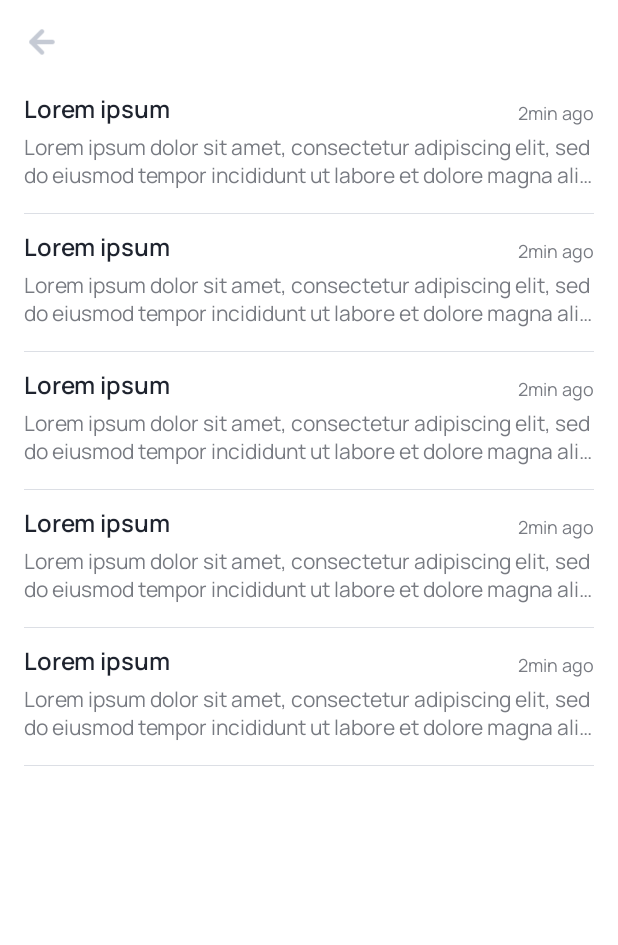
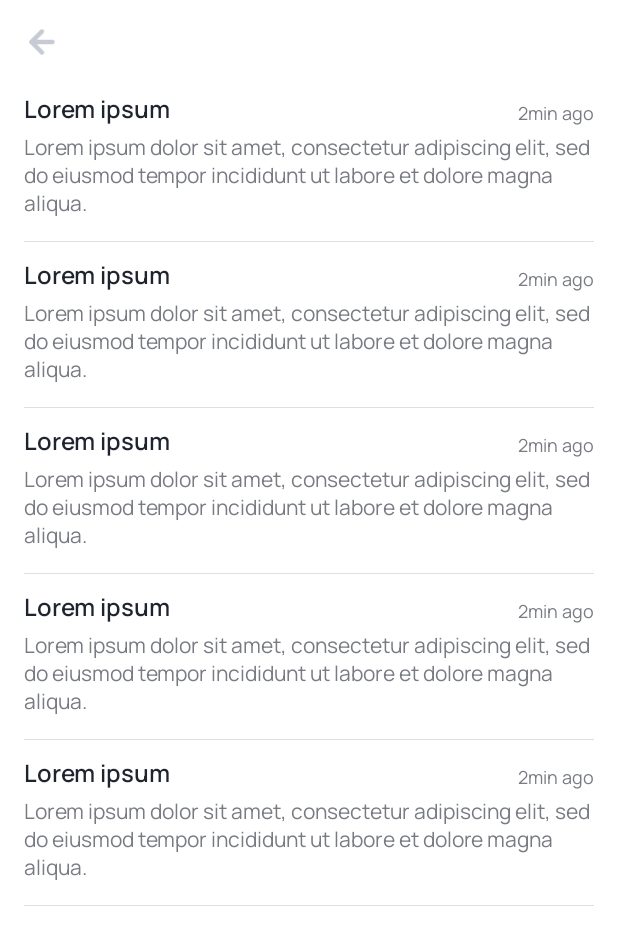
Before and after one commit to ivansaroka/Instalane-Android, an Android app: the layout activity_notification.xml on its own in the app's theme, with its tools: preview values and no code run, on a phone screen of 412 x 824 dp. Shown: the top 945 px of the screen. Run offline under Robolectric (Android 15) with nearby library versions, the phone set to English and light mode, and no system bars.

Commit message:
show notifications

```diff
--- a/app/build.gradle
+++ b/app/build.gradle
@@ -62,8 +62,8 @@ android {
             // DEV
             resValue "string", "app_name", "Instalane"
             //applicationIdSuffix '.dev'
-            //resValue 'string', 'base_url', '"https://instalane.xanthops.com/api/v1/"'
-            resValue 'string', 'base_url', '"https://admin.instalaneusa.com/api/v1/"'
+            resValue 'string', 'base_url', '"https://instalane.xanthops.com/api/v1/"'
+            //resValue 'string', 'base_url', '"https://admin.instalaneusa.com/api/v1/"'
             resValue "string", "app_preference", "INSTALANE_PREFENCES_DEV"
             resValue "string", "facebook_app_id", "420617202795316"
             resValue "string", "fb_login_protocol_scheme", "fb420617202795316"
--- a/app/src/main/AndroidManifest.xml
+++ b/app/src/main/AndroidManifest.xml
@@ -213,10 +213,8 @@
 
         <meta-data
             android:name="com.google.firebase.messaging.default_notification_icon"
-            android:resource="@drawable/ic_app_white" />
-        <meta-data
-            android:name="com.google.firebase.messaging.default_notification_color"
-            android:resource="@color/white" />
+            android:resource="@drawable/ic_stat_name" />
+
         <meta-data
             android:name="com.google.firebase.messaging.default_notification_channel_id"
             android:value="@string/notification_channel_id" />
--- a/app/src/main/java/com/infinix/instalane/data/remote/response/Notification.kt
+++ b/app/src/main/java/com/infinix/instalane/data/remote/response/Notification.kt
@@ -5,7 +5,7 @@ import com.google.gson.annotations.SerializedName
 class Notification {
 
     @SerializedName("id")
-    var id: Int? = null
+    var id: String? = null
 
     @SerializedName("coupon")
     var coupon: Coupon? = null
--- a/app/src/main/java/com/infinix/instalane/service/AppMessagingService.kt
+++ b/app/src/main/java/com/infinix/instalane/service/AppMessagingService.kt
@@ -9,6 +9,7 @@ import androidx.core.app.NotificationManagerCompat
 import com.google.firebase.messaging.FirebaseMessagingService
 import com.google.firebase.messaging.RemoteMessage
 import com.infinix.instalane.R
+import com.infinix.instalane.data.SingletonNotification
 import com.infinix.instalane.ui.start.SplashActivity
 
 class AppMessagingService : FirebaseMessagingService() {
@@ -27,14 +28,15 @@ class AppMessagingService : FirebaseMessagingService() {
             NotificationCompat.Builder(this, getString(R.string.notification_channel_id))
                 .setContentTitle(remoteMessage.notification?.title)
                 .setContentText(remoteMessage.notification?.body)
-                .setSmallIcon(R.drawable.ic_app_white)
+                .setSmallIcon(R.drawable.ic_stat_name)
                 .setContentIntent(contentIntent)
                 .setAutoCancel(true)
                 .build()
 
         NotificationManagerCompat.from(applicationContext).notify(System.currentTimeMillis().toInt(), notification)
+        Log.i("notification", remoteMessage.data.toString())
 
-        Log.i("notification", remoteMessage.data.toString())
+        SingletonNotification.instance.onNotificationReceived?.invoke()
     }
 
     override fun onNewToken(token: String) {
--- a/app/src/main/res/layout/activity_notification.xml
+++ b/app/src/main/res/layout/activity_notification.xml
@@ -1,21 +1,35 @@
 <?xml version="1.0" encoding="utf-8"?>
-<LinearLayout xmlns:android="http://schemas.android.com/apk/res/android"
+<androidx.constraintlayout.widget.ConstraintLayout xmlns:android="http://schemas.android.com/apk/res/android"
     xmlns:app="http://schemas.android.com/apk/res-auto"
     xmlns:tools="http://schemas.android.com/tools"
     android:layout_width="match_parent"
     android:layout_height="match_parent"
     android:orientation="vertical">
 
-    <include android:id="@+id/mToolBar"
-        layout="@layout/toolbar_app"/>
+    <include
+        android:id="@+id/mToolBar"
+        layout="@layout/toolbar_app"
+        app:layout_constraintTop_toTopOf="parent"/>
 
     <androidx.recyclerview.widget.RecyclerView
         android:id="@+id/mList"
         android:layout_width="match_parent"
-        android:layout_height="match_parent"
         android:orientation="vertical"
+        android:layout_height="0dp"
+        app:layout_constraintBottom_toBottomOf="parent"
+        app:layout_constraintTop_toBottomOf="@+id/mToolBar"
         tools:itemCount="5"
         tools:listitem="@layout/item_notification"
         app:layoutManager="androidx.recyclerview.widget.LinearLayoutManager"/>
 
-</LinearLayout>
+    <ProgressBar
+        android:id="@+id/mProgressPage"
+        android:visibility="gone"
+        android:layout_width="wrap_content"
+        android:layout_height="wrap_content"
+        android:layout_marginBottom="@dimen/margin_app"
+        app:layout_constraintBottom_toBottomOf="parent"
+        app:layout_constraintStart_toStartOf="parent"
+        app:layout_constraintEnd_toEndOf="parent"/>
+
+</androidx.constraintlayout.widget.ConstraintLayout>
--- a/app/src/main/res/layout/item_notification.xml
+++ b/app/src/main/res/layout/item_notification.xml
@@ -1,6 +1,7 @@
 <?xml version="1.0" encoding="utf-8"?>
 <androidx.constraintlayout.widget.ConstraintLayout xmlns:android="http://schemas.android.com/apk/res/android"
     xmlns:app="http://schemas.android.com/apk/res-auto"
+    xmlns:tools="http://schemas.android.com/tools"
     android:id="@+id/mContResult"
     android:layout_width="match_parent"
     android:layout_height="wrap_content"
@@ -9,11 +10,13 @@
 
     <TextView
         android:id="@+id/mName"
-        android:layout_width="wrap_content"
+        android:layout_width="0dp"
         android:layout_height="wrap_content"
         android:text="Lorem ipsum"
         style="@style/TextStyleSemiBold"
         android:lines="1"
+        android:layout_marginEnd="@dimen/margin_small"
+        app:layout_constraintEnd_toStartOf="@id/mDate"
         app:layout_constraintStart_toStartOf="parent"
         android:ellipsize="end"
         app:layout_constraintTop_toTopOf="parent"/>
@@ -25,8 +28,6 @@
         android:text="Lorem ipsum dolor sit amet, consectetur adipiscing elit, sed do eiusmod tempor incididunt ut labore et dolore magna aliqua."
         style="@style/TextStyleRegular"
         android:textColor="@color/textGray"
-        android:ellipsize="end"
-        android:maxLines="2"
         android:textSize="@dimen/text_size_small"
         android:layout_marginTop="@dimen/margin_small"
         app:layout_constraintStart_toStartOf="parent"
@@ -37,7 +38,7 @@
         android:id="@+id/mDate"
         android:layout_width="wrap_content"
         android:layout_height="wrap_content"
-        android:text="2min ago"
+        tools:text="2min ago"
         style="@style/TextStyleRegular"
         android:textColor="@color/textGray"
         android:textSize="@dimen/text_size_micro_small"
```
Also changed, not shown: app/src/main/java/com/infinix/instalane/data/SingletonNotification.kt (added, +10 -0 lines), app/src/main/java/com/infinix/instalane/data/local/AppPreferences.kt (+10 -0 lines), app/src/main/java/com/infinix/instalane/ui/home/MainActivity.kt (+20 -1 lines), app/src/main/java/com/infinix/instalane/ui/home/MainViewModel.kt (+30 -0 lines), app/src/main/java/com/infinix/instalane/ui/home/notification/NotificationActivity.kt (+37 -2 lines), app/src/main/java/com/infinix/instalane/ui/home/notification/NotificationAdapter.kt (+19 -2 lines), app/src/main/java/com/infinix/instalane/ui/home/notification/NotificationViewModel.kt (+4 -9 lines), app/src/main/java/com/infinix/instalane/utils/DateUtils.kt (+2 -25 lines), app/src/main/res/drawable-anydpi/ic_stat_name.xml (added, +58 -0 lines), app/src/main/res/drawable-hdpi/ic_stat_name.png (added), app/src/main/res/drawable-mdpi/ic_stat_name.png (added), app/src/main/res/drawable-xhdpi/ic_stat_name.png (added), app/src/main/res/drawable-xxhdpi/ic_stat_name.png (added), app/src/main/res/drawable/ic_notification_on.png (added).
